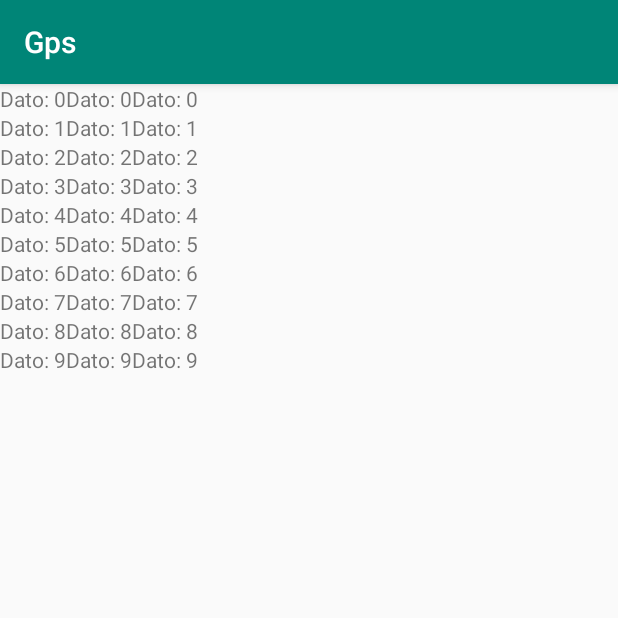
After one commit to GerardoDM/LocationManagerAndroid, an Android app: the Recicler screen opened directly, with no data from a screen before it, on a phone screen of 412 x 824 dp, the top half of it. The commit adds this screen. Run offline under Robolectric (Android 15) with nearby library versions, the phone set to English and light mode, and no system bars.

Commit message:
se agrega recicler/adapter

```diff
--- a/app/build.gradle
+++ b/app/build.gradle
@@ -1,12 +1,12 @@
 apply plugin: 'com.android.application'
 
 android {
-    compileSdkVersion 29
+    compileSdkVersion 28
     buildToolsVersion "29.0.2"
     defaultConfig {
         applicationId "com.example.gps"
         minSdkVersion 23
-        targetSdkVersion 29
+        targetSdkVersion 28
         versionCode 1
         versionName "1.0"
         testInstrumentationRunner "androidx.test.runner.AndroidJUnitRunner"
@@ -31,6 +31,9 @@ dependencies {
     androidTestImplementation 'androidx.test.ext:junit:1.1.0'
     androidTestImplementation 'androidx.test.espresso:espresso-core:3.1.1'
 
+    implementation 'com.android.support:recyclerview-v7:28.0.0'
+
+
     implementation 'com.squareup.retrofit2:retrofit:2.8.1'
     implementation 'com.squareup.retrofit2:converter-gson:2.8.1'
     implementation 'com.squareup.retrofit2:converter-moshi:2.8.1'
--- a/app/src/main/AndroidManifest.xml
+++ b/app/src/main/AndroidManifest.xml
@@ -14,6 +14,7 @@
         android:supportsRtl="true"
         android:theme="@style/AppTheme"
         android:usesCleartextTraffic="true">
+        <activity android:name=".Recicler" />
 
         <activity android:name=".MainActivity">
             <intent-filter>
--- /dev/null
+++ b/app/src/main/java/com/example/gps/AdapterDatos.java
@@ -0,0 +1,59 @@
+package com.example.gps;
+
+import android.view.LayoutInflater;
+import android.view.View;
+import android.view.ViewGroup;
+import androidx.recyclerview.widget.RecyclerView;
+
+import android.widget.Switch;
+import android.widget.TextView;
+
+import androidx.annotation.NonNull;
+
+import java.util.ArrayList;
+
+public class AdapterDatos extends RecyclerView.Adapter<AdapterDatos.ViewHolderDatos> {
+    ArrayList<String> listDatos;
+
+    public AdapterDatos(ArrayList<String> listDatos) {
+        this.listDatos = listDatos;
+    }
+
+    public class ViewHolderDatos extends RecyclerView.ViewHolder{
+
+
+        TextView datoUno, datoDos, datoTres;
+
+        public ViewHolderDatos(View itemView){
+            super(itemView);
+            datoUno = (TextView) itemView.findViewById(R.id.idNombre);
+            datoDos = (TextView) itemView.findViewById(R.id.idLatitud);
+            datoTres = (TextView) itemView.findViewById(R.id.idLongitud);
+        }
+
+        public void asignarDatos(String datos) {
+            datoUno.setText(datos);
+            datoDos.setText(datos);
+            datoTres.setText(datos);
+        }
+    }
+
+    @NonNull
+    @Override
+    public AdapterDatos.ViewHolderDatos onCreateViewHolder(@NonNull ViewGroup parent, int viewType) {
+        View view = LayoutInflater.from(parent.getContext())
+                .inflate(R.layout.item_list,null,false);
+        return new ViewHolderDatos(view);
+    }
+
+    @Override
+    public void onBindViewHolder(@NonNull AdapterDatos.ViewHolderDatos holder, int position) {
+        holder.asignarDatos(listDatos.get(position));
+
+    }
+
+    @Override
+    public int getItemCount() {
+        return listDatos.size();
+    }
+}
--- a/app/src/main/java/com/example/gps/MainActivity.java
+++ b/app/src/main/java/com/example/gps/MainActivity.java
@@ -5,6 +5,7 @@ import androidx.core.app.ActivityCompat;
 
 import android.Manifest;
 import android.content.Context;
+import android.content.Intent;
 import android.content.pm.PackageManager;
 import android.location.Location;
 import android.location.LocationListener;
@@ -52,6 +53,15 @@ public class MainActivity extends AppCompatActivity {
 
         localizacion();
         registerLocation();
+        Button botonCambiar = (Button) findViewById(R.id.btnChange);
+        botonCambiar.setOnClickListener(new View.OnClickListener() {
+
+            @Override
+            public void onClick(View v) {
+                startActivity(new Intent(MainActivity.this, Recicler.class));
+            }
+        });
+
         Button botonDos = (Button) findViewById(R.id.btnSend);
         botonDos.setOnClickListener(new View.OnClickListener() {
 
--- /dev/null
+++ b/app/src/main/java/com/example/gps/Recicler.java
@@ -0,0 +1,34 @@
+package com.example.gps;
+
+import android.os.Bundle;
+
+import androidx.appcompat.app.AppCompatActivity;
+import androidx.recyclerview.widget.LinearLayoutManager;
+import androidx.recyclerview.widget.RecyclerView;
+
+import java.util.ArrayList;
+
+public class Recicler extends AppCompatActivity {
+
+    ArrayList<String> listDatos;
+    RecyclerView recycler;
+
+    @Override
+    protected void onCreate(Bundle savedInstanceState) {
+        super.onCreate(savedInstanceState);
+        setContentView(R.layout.activity_recicler);
+
+        recycler = (RecyclerView) findViewById(R.id.recyclerId);
+        recycler.setLayoutManager(new LinearLayoutManager(this));
+
+        listDatos = new ArrayList<String>();
+
+        for (int i = 0; i < 10; i++){
+            listDatos.add("Dato: " + i );
+        }
+
+        AdapterDatos adapter = new AdapterDatos(listDatos);
+        recycler.setAdapter(adapter);
+
+    }
+}
--- a/app/src/main/res/layout/activity_main.xml
+++ b/app/src/main/res/layout/activity_main.xml
@@ -27,4 +27,11 @@
         android:layout_height="wrap_content"
         android:layout_gravity="end"
          />
+    <Button
+        android:id="@+id/btnChange"
+        android:layout_width="100dp"
+        android:text="Ver Registros"
+        android:layout_height="wrap_content"
+        android:layout_gravity="end"
+        />
 </LinearLayout>
--- /dev/null
+++ b/app/src/main/res/layout/activity_recicler.xml
@@ -0,0 +1,23 @@
+<LinearLayout xmlns:android="http://schemas.android.com/apk/res/android"
+    android:orientation="vertical" android:layout_width="match_parent"
+    android:layout_height="match_parent">
+
+
+
+
+
+    <androidx.recyclerview.widget.RecyclerView
+
+        android:id="@+id/recyclerId"
+        android:scrollbars="vertical"
+        android:layout_width="match_parent"
+        android:layout_height="wrap_content"/>
+
+
+
+
+
+
+
+
+</LinearLayout>
--- /dev/null
+++ b/app/src/main/res/layout/item_list.xml
@@ -0,0 +1,32 @@
+<?xml version="1.0" encoding="utf-8"?>
+<LinearLayout xmlns:android="http://schemas.android.com/apk/res/android"
+    android:orientation="vertical" android:layout_width="match_parent"
+    android:layout_height="match_parent">
+
+
+
+
+
+    <LinearLayout
+        android:layout_width="wrap_content"
+        android:layout_height="wrap_content">
+    <TextView
+        android:layout_width="wrap_content"
+        android:layout_height="wrap_content"
+        android:id="@+id/idNombre"
+        android:layout_gravity="center"></TextView>
+
+    <TextView
+        android:layout_width="wrap_content"
+        android:layout_height="wrap_content"
+        android:id="@+id/idLatitud"
+        android:layout_gravity="start"></TextView>
+
+    <TextView
+        android:layout_width="wrap_content"
+        android:layout_height="wrap_content"
+        android:id="@+id/idLongitud"
+        android:layout_gravity="end"></TextView>
+</LinearLayout>
+
+</LinearLayout>
```
